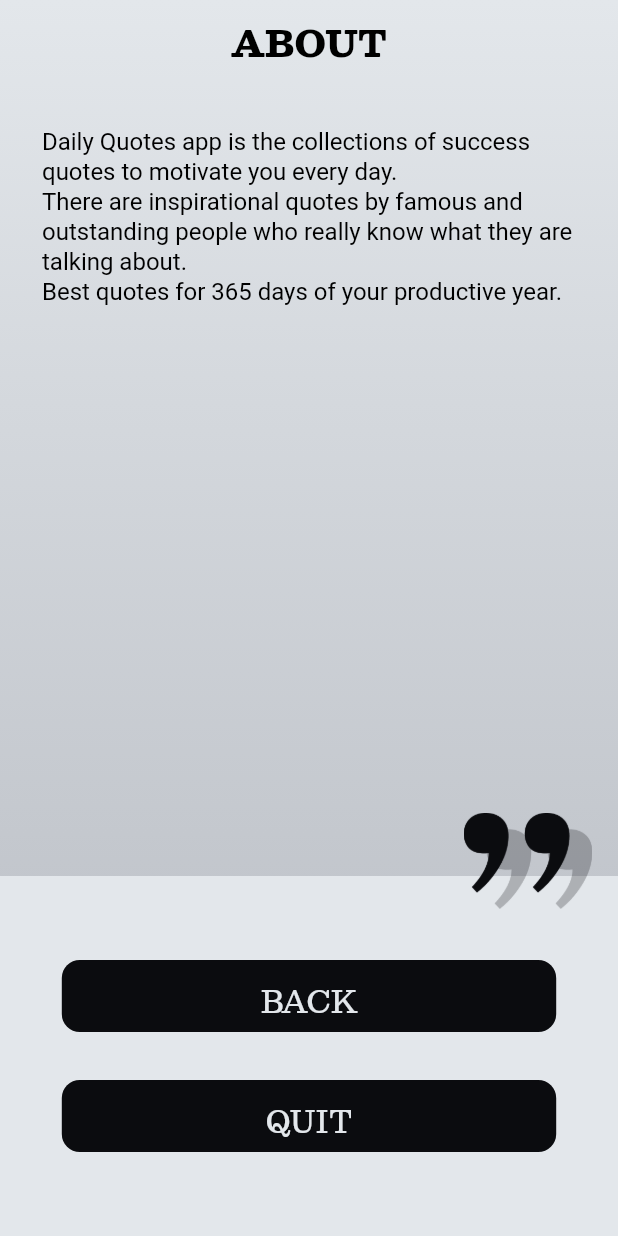
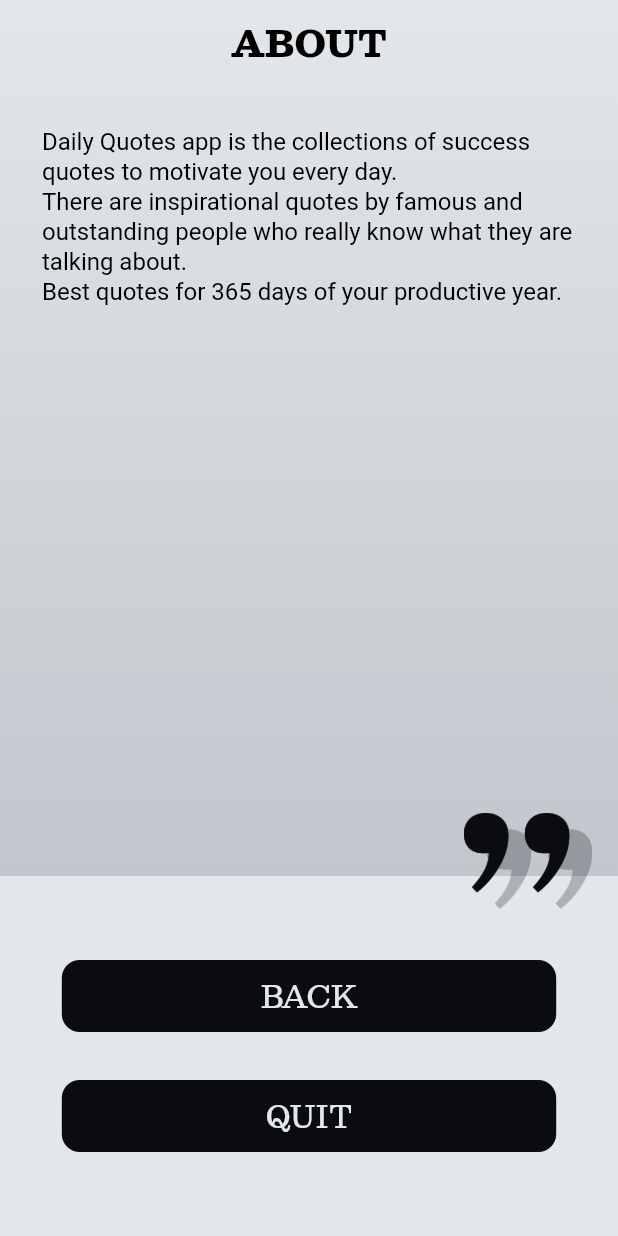
Before and after one commit to KatayR/daily_quotes, a Flutter app: the screen it shows after launch, after a tap on "ABOUT", on a phone screen of 412 x 824 dp. Run offline on Flutter 3.47's test engine with Material 2 defaults, Android fonts, the light colour scheme and no system bars; our stand-ins replace dotted_border, flutter_svg, shared_preferences; Roboto replaces fonts that are missing (Helvetica Neue).

Commit message:
Fixed padding on buttons

```diff
--- a/lib/pages/about_page.dart
+++ b/lib/pages/about_page.dart
@@ -105,16 +105,16 @@ class MenuButton extends StatelessWidget {
         child: Container(
           width: MediaQuery.of(context).size.width * 0.8,
           height: 48,
-          padding: const EdgeInsets.all(10),
           decoration: ShapeDecoration(
             color: const Color(0xFF0B0C0F),
             shape: RoundedRectangleBorder(
               borderRadius: BorderRadius.circular(12),
             ),
           ),
+          child: Center(
             child: Text(
               text,
-            textAlign: TextAlign.center,
+              // textAlign: TextAlign.center,
               style: const TextStyle(
                 color: Color(0xFFE3E7EB),
                 fontSize: 20,
@@ -124,6 +124,7 @@ class MenuButton extends StatelessWidget {
             ),
           ),
         ),
+      ),
     );
   }
 }
--- a/lib/pages/main_page.dart
+++ b/lib/pages/main_page.dart
@@ -8,7 +8,8 @@ class MainPage extends StatelessWidget {
   @override
   Widget build(BuildContext context) {
     return FutureBuilder<void>(
-      future: precacheImage(AssetImage("assets/main_background.png"), context),
+      future: precacheImage(
+          const AssetImage("assets/main_background.png"), context),
       builder: (context, snapshot) {
         if (snapshot.connectionState != ConnectionState.done) {
           return SizedBox(
@@ -140,16 +141,17 @@ class MenuButton extends StatelessWidget {
       child: Container(
         width: MediaQuery.of(context).size.width * 0.8,
         height: 48,
-        padding: const EdgeInsets.all(10),
+        // padding: const EdgeInsets.all(10),
         decoration: ShapeDecoration(
           color: const Color(0xFF0B0C0F),
           shape: RoundedRectangleBorder(
             borderRadius: BorderRadius.circular(12),
           ),
         ),
+        child: Center(
           child: Text(
             text,
-          textAlign: TextAlign.center,
+            // textAlign: TextAlign.center,
             style: const TextStyle(
               color: Color(0xFFE3E7EB),
               fontSize: 20,
@@ -158,6 +160,7 @@ class MenuButton extends StatelessWidget {
             ),
           ),
         ),
+      ),
     );
   }
 }
```
Lines whose indentation alone changed are shown as unchanged.
